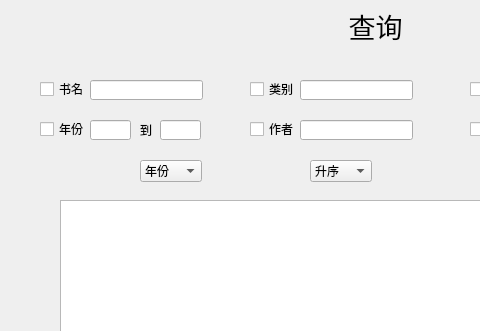
Before: the Qt Designer form qbook.ui in birchtree2/lib-manage-QT, drawn with Qt 5; both pictures show x 0 to 480 and y 0 to 331 of the 800 by 600 pixel window.
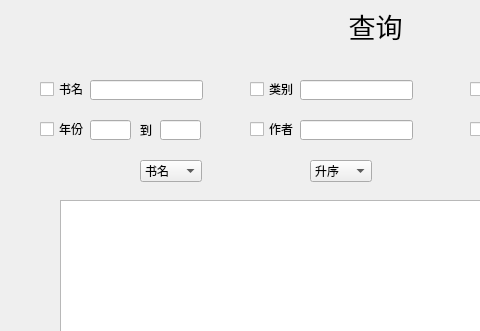
After: the same form once the commit is applied.

Commit message: 管理员权限

```diff
--- a/qbook.ui
+++ b/qbook.ui
@@ -257,6 +257,16 @@
       <height>22</height>
      </rect>
     </property>
+    <item>
+     <property name="text">
+      <string>书名</string>
+     </property>
+    </item>
+    <item>
+     <property name="text">
+      <string>书号</string>
+     </property>
+    </item>
     <item>
      <property name="text">
       <string>年份</string>
```
Left out of the diff: 11 changed lines with no effect on the pictures. The commit also changes 2 other files.
